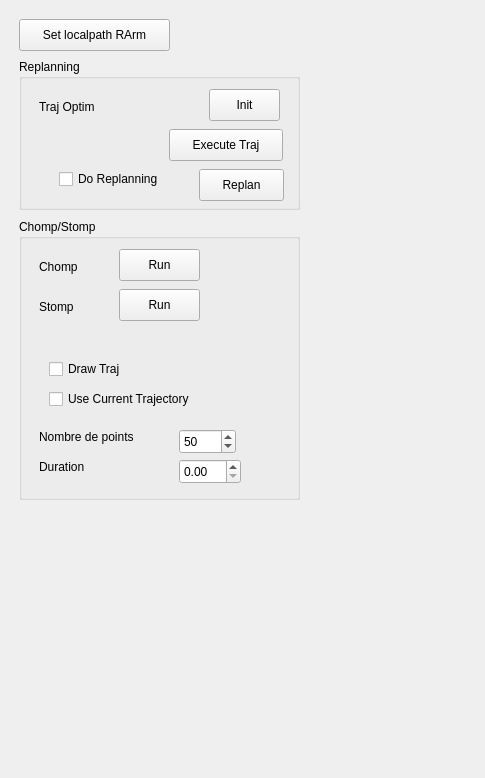
This is src/move3d-qt-gui-libs/src/qtMainInterface/sideWidgets/qtReplanning.ui in jmainpri/move3d-studio as Qt 5 draws it before an edit. The edited form follows.
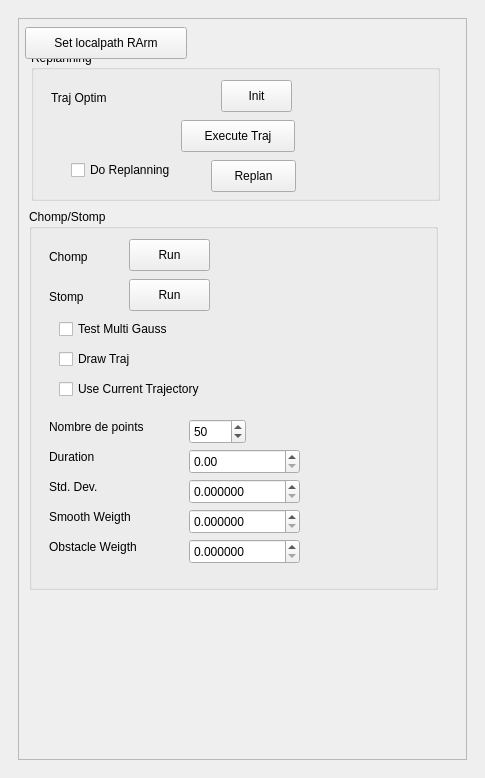
This is the edited form.

```diff
--- a/src/move3d-qt-gui-libs/src/qtMainInterface/sideWidgets/qtReplanning.ui
+++ b/src/move3d-qt-gui-libs/src/qtMainInterface/sideWidgets/qtReplanning.ui
@@ -24,28 +24,36 @@
        <layout class="QHBoxLayout" name="horizontalLayout">
         <item>
          <widget class="QWidget" name="widgetRunMpl" native="true">
-          <widget class="QPushButton" name="pushButtonSetLocalpath">
+          <layout class="QHBoxLayout" name="horizontalLayout_3">
+           <item>
+            <widget class="QScrollArea" name="scrollArea">
+             <property name="widgetResizable">
+              <bool>true</bool>
+             </property>
+             <widget class="QWidget" name="scrollAreaWidgetContents">
            <property name="geometry">
             <rect>
-             <x>10</x>
-             <y>10</y>
-             <width>151</width>
-             <height>32</height>
-            </rect>
-           </property>
-           <property name="text">
-            <string>Set localpath RArm</string>
-           </property>
-          </widget>
+                <x>0</x>
+                <y>0</y>
+                <width>433</width>
+                <height>726</height>
+               </rect>
+              </property>
           <widget class="QGroupBox" name="groupBoxTrajOptim">
            <property name="geometry">
             <rect>
              <x>10</x>
-             <y>210</y>
-             <width>281</width>
-             <height>281</height>
-            </rect>
-           </property>
+                 <y>190</y>
+                 <width>409</width>
+                 <height>381</height>
+                </rect>
+               </property>
+               <property name="maximumSize">
+                <size>
+                 <width>16777215</width>
+                 <height>400</height>
+                </size>
+               </property>
            <property name="title">
             <string>Chomp/Stomp</string>
            </property>
@@ -180,21 +188,121 @@
              <rect>
               <x>160</x>
               <y>240</y>
+                  <width>111</width>
+                  <height>25</height>
+                 </rect>
+                </property>
+               </widget>
+               <widget class="QLabel" name="label_3">
+                <property name="geometry">
+                 <rect>
+                  <x>20</x>
+                  <y>270</y>
               <width>62</width>
+                  <height>16</height>
+                 </rect>
+                </property>
+                <property name="text">
+                 <string>Std. Dev.</string>
+                </property>
+               </widget>
+               <widget class="QDoubleSpinBox" name="doubleSpinBoxStdDev">
+                <property name="geometry">
+                 <rect>
+                  <x>160</x>
+                  <y>270</y>
+                  <width>111</width>
               <height>25</height>
              </rect>
+                </property>
+                <property name="decimals">
+                 <number>6</number>
+                </property>
+                <property name="maximum">
+                 <double>10000.000000000000000</double>
+                </property>
+               </widget>
+               <widget class="QCheckBox" name="checkBoxTestMultiGauss">
+                <property name="geometry">
+                 <rect>
+                  <x>30</x>
+                  <y>110</y>
+                  <width>151</width>
+                  <height>20</height>
+                 </rect>
+                </property>
+                <property name="text">
+                 <string>Test Multi Gauss</string>
+                </property>
+               </widget>
+               <widget class="QLabel" name="label_4">
+                <property name="geometry">
+                 <rect>
+                  <x>20</x>
+                  <y>300</y>
+                  <width>111</width>
+                  <height>16</height>
+                 </rect>
+                </property>
+                <property name="text">
+                 <string>Smooth Weigth</string>
+                </property>
+               </widget>
+               <widget class="QLabel" name="label_5">
+                <property name="geometry">
+                 <rect>
+                  <x>20</x>
+                  <y>330</y>
+                  <width>121</width>
+                  <height>16</height>
+                 </rect>
+                </property>
+                <property name="text">
+                 <string>Obstacle Weigth</string>
+                </property>
+               </widget>
+               <widget class="QDoubleSpinBox" name="doubleSpinBoxSmoothWeight">
+                <property name="geometry">
+                 <rect>
+                  <x>160</x>
+                  <y>300</y>
+                  <width>111</width>
+                  <height>25</height>
+                 </rect>
+                </property>
+                <property name="decimals">
+                 <number>6</number>
+                </property>
+               </widget>
+               <widget class="QDoubleSpinBox" name="doubleSpinBoxObstacWeight">
+                <property name="geometry">
+                 <rect>
+                  <x>160</x>
+                  <y>330</y>
+                  <width>111</width>
+                  <height>25</height>
+                 </rect>
+                </property>
+                <property name="decimals">
+                 <number>6</number>
             </property>
            </widget>
           </widget>
           <widget class="QGroupBox" name="groupBoxReplan">
            <property name="geometry">
             <rect>
-             <x>10</x>
-             <y>50</y>
-             <width>281</width>
+                 <x>12</x>
+                 <y>31</y>
+                 <width>409</width>
              <height>151</height>
             </rect>
            </property>
+               <property name="maximumSize">
+                <size>
+                 <width>16777215</width>
+                 <height>400</height>
+                </size>
+               </property>
            <property name="title">
             <string>Replanning</string>
            </property>
@@ -264,6 +372,23 @@
             </property>
            </widget>
           </widget>
+              <widget class="QPushButton" name="pushButtonSetLocalpath">
+               <property name="geometry">
+                <rect>
+                 <x>6</x>
+                 <y>8</y>
+                 <width>162</width>
+                 <height>32</height>
+                </rect>
+               </property>
+               <property name="text">
+                <string>Set localpath RArm</string>
+               </property>
+              </widget>
+             </widget>
+            </widget>
+           </item>
+          </layout>
          </widget>
         </item>
        </layout>
```
Lines whose indentation alone changed are shown as unchanged.
